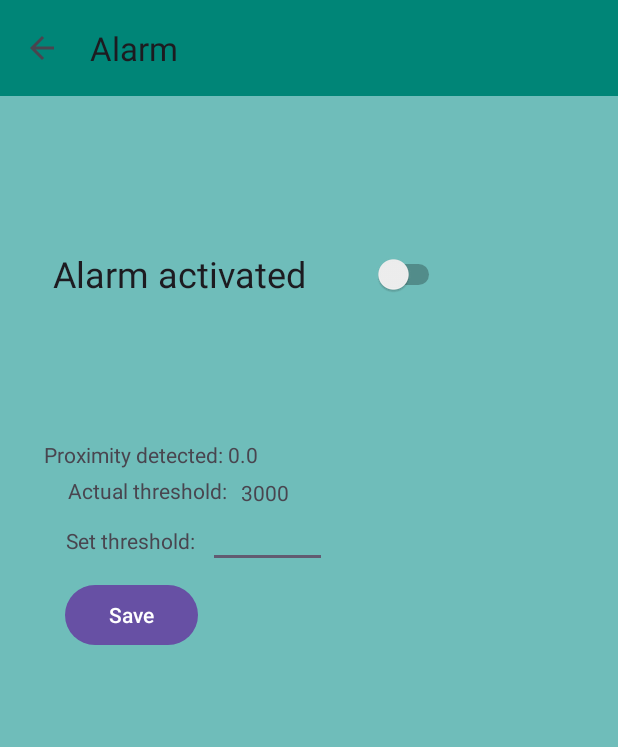
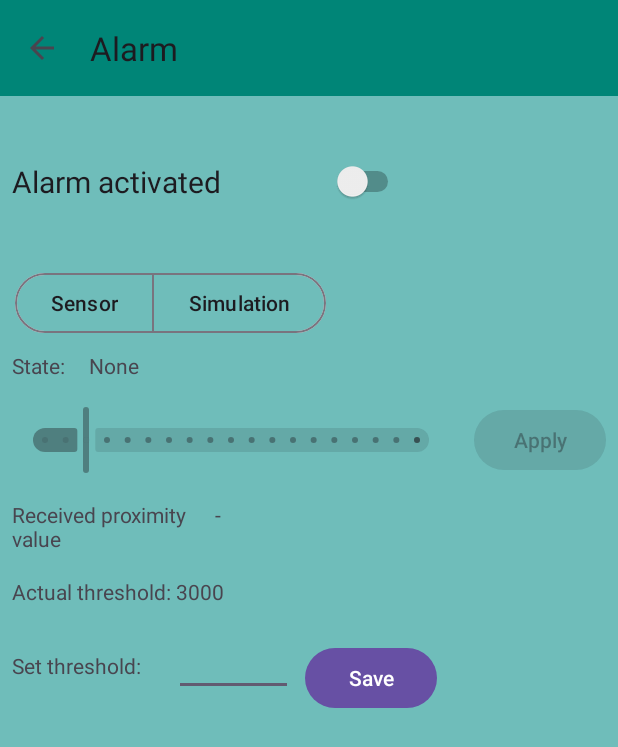
Before and after one commit to GN25/IOT, an Android app: the ProximityActivity screen opened directly, with no data from a screen before it, on a phone screen of 412 x 824 dp. Shown: the top 747 px of the screen. Run offline under Robolectric (Android 15) with nearby library versions, the light colour scheme and no system bars; libraries missing offline, so code that uses them is left out: org.eclipse.paho.

Commit message:
App 1.2: ProximityActivity v2

```diff
--- a/app/src/main/java/com/example/iot/ProximityActivity.java
+++ b/app/src/main/java/com/example/iot/ProximityActivity.java
@@ -19,6 +19,7 @@ import android.os.Bundle;
 import android.os.Handler;
 import android.os.Looper;
 
+import android.util.Log;
 import android.view.View;
 import android.widget.Button;
 import android.widget.CompoundButton;
@@ -27,19 +28,25 @@ import android.widget.Switch;
 import android.widget.TextView;
 import android.widget.Toast;
 
+import com.google.android.material.button.MaterialButtonToggleGroup;
+import com.google.android.material.slider.Slider;
+
 public class ProximityActivity extends AppCompatActivity {
 
     private static final String PREF_NAME = "AlarmPrefs";
     private static final String KEY_SWITCH_STATE = "switchState";
 
+    private static final String STATE_SENSING = "Sensing";
+    private static final String STATE_SIMULATING = "Simulating";
+
     private Switch switchAlarm;
     private SharedPreferences sharedPreferences;
-    private TextView tx_prox;
+
 
     private TextView tv_proxThreshold;
     private Button bt_saveProx;
     private EditText editText_proxThreshold;
-    private int actual_proxThreshold;
+
 
 
     private boolean notified = false;
@@ -47,6 +54,15 @@ public class ProximityActivity extends AppCompatActivity {
 
     private Handler handler;
     private final int INTERVAL = 5000;
+
+    private Slider sliderSimulation;
+    private Button btApplySimulation;
+    private TextView tvState;
+    private TextView tvReceivedProximity;
+    private float prox_threshold;
+    private float proxValue;
+    private boolean isSensing;
+    private boolean isSimulating;
 
     @Override
     protected void onCreate(Bundle savedInstanceState) {
@@ -62,19 +78,77 @@ public class ProximityActivity extends AppCompatActivity {
         if (actionBar != null) {
             actionBar.setDisplayHomeAsUpEnabled(true);
         }
+        tvState=findViewById(R.id.tvStateValue);
+        sliderSimulation=findViewById(R.id.sliderProx);
+        btApplySimulation=findViewById(R.id.btApplySimulation);
+        tvReceivedProximity=findViewById(R.id.tvReceivedProxValue);
+
+        btApplySimulation.setEnabled(false);
+        sliderSimulation.setEnabled(false);
+        prox_threshold= 3000;
+        proxValue=2999;
+        tvState.setText("None");
+        tvReceivedProximity.setText("-");
 
         switchAlarm = findViewById(R.id.switchAlarm);
         sharedPreferences = getSharedPreferences(PREF_NAME, Context.MODE_PRIVATE);
-        tx_prox = findViewById(R.id.tx_prox);
+
         tv_proxThreshold=findViewById(R.id.tv_actualThresholdValue);
         editText_proxThreshold=findViewById(R.id.editTextProximityThreshold);
         bt_saveProx=findViewById(R.id.bt_saveProximityThreshold);
-        actual_proxThreshold=3000;
+
+
+        MaterialButtonToggleGroup toggleButtonTempMode = findViewById(R.id.toggleButtonProxAutomation);
+
+        toggleButtonTempMode.addOnButtonCheckedListener(new MaterialButtonToggleGroup.OnButtonCheckedListener() {
+            @Override
+            public void onButtonChecked(MaterialButtonToggleGroup group, int checkedId, boolean isChecked) {
+                if (isChecked) {
+                    if (checkedId == R.id.btSensor) {
+                        tvReceivedProximity.setText(utils.temp_value_received+"");
+                        tvState.setText(STATE_SENSING);
+                        btApplySimulation.setEnabled(false);
+                        sliderSimulation.setEnabled(false);
+                        isSensing=true;
+                        isSimulating=false;
+                        startRepeatingTask();
+
+                    } else if (checkedId == R.id.btSimulation) {
+                        tvReceivedProximity.setText("-");
+                        tvState.setText(STATE_SIMULATING);
+                        btApplySimulation.setEnabled(true);
+                        sliderSimulation.setEnabled(true);
+                        isSensing=false;
+                        isSimulating=true;
+                        startRepeatingTask();
+                    }
+
+
+                } else {
+                    tvState.setText("None");
+                    btApplySimulation.setEnabled(false);
+                    sliderSimulation.setEnabled(false);
+                    isSensing=false;
+                    isSimulating=false;
+                    tvReceivedProximity.setText("-");
+                    stopRepeatingTask();
+                }
+            }
+        });
+        btApplySimulation.setOnClickListener(new View.OnClickListener() {
+            @Override
+            public void onClick(View v) {
+                proxValue= sliderSimulation.getValue();
+                tvReceivedProximity.setText(proxValue+"");
+            }
+        });
+
+
         bt_saveProx.setOnClickListener(new View.OnClickListener() {
             @Override
             public void onClick(View v) {
                 String newValue=String.valueOf(editText_proxThreshold.getText());
-               actual_proxThreshold= Integer.parseInt(newValue);
+               prox_threshold= Integer.parseInt(newValue);
                tv_proxThreshold.setText(newValue);
             }
         });
@@ -103,8 +177,16 @@ public class ProximityActivity extends AppCompatActivity {
     private Runnable runnable = new Runnable() {
         @Override
         public void run() {
+            if(isSensing){
+               proxValue = utils.prox_value_received;
+                tvReceivedProximity.setText(proxValue+"");
+                checkProximity();
+            }else if(isSimulating){
+                checkProximity();
 
-            checkProximity();
+            }else{
+                tvReceivedProximity.setText("-");
+            }
             handler.postDelayed(this, INTERVAL);
         }
     };
@@ -116,16 +198,15 @@ public class ProximityActivity extends AppCompatActivity {
         handler.removeCallbacks(runnable);
     }
     private void checkProximity() {
-        tx_prox.setText("Proximity detected: " + utils.prox_value_received);
 
-        Float value = utils.prox_value_received;
         if (switchAlarm.isChecked()) {
-            if (value > actual_proxThreshold) {
-                if (!notified) {
-                    System.out.println("ALARMA: " + value);
+            if (proxValue > prox_threshold) {
+                Log.i("Prox control",proxValue +">"+ prox_threshold);
+                //if (!notified) {
+                    //System.out.println("ALARMA: " + proxValue);
                     handleAlarmDetected();
                     notified = true;
-                }
+                //}
 
             }
         }
--- /dev/null
+++ b/app/src/main/res/layout/fragment_sensor_simulation_proximity.xml
@@ -0,0 +1,101 @@
+<?xml version="1.0" encoding="utf-8"?>
+<LinearLayout xmlns:android="http://schemas.android.com/apk/res/android"
+    android:layout_width="match_parent"
+    android:layout_height="wrap_content"
+    xmlns:app="http://schemas.android.com/apk/res-auto"
+    android:orientation="vertical">
+    <!-- fragment_toggle_slider.xml -->
+    <com.google.android.material.button.MaterialButtonToggleGroup
+        android:id="@+id/toggleButtonProxAutomation"
+        android:layout_width="wrap_content"
+        android:layout_height="wrap_content"
+        android:layout_marginLeft="10dp"
+        app:singleSelection="true">
+
+        <Button
+            android:id="@+id/btSensor"
+            style="?attr/materialButtonOutlinedStyle"
+            android:layout_width="wrap_content"
+            android:layout_height="wrap_content"
+            android:text="Sensor" />
+
+        <Button
+            android:id="@+id/btSimulation"
+            style="?attr/materialButtonOutlinedStyle"
+            android:layout_width="wrap_content"
+            android:layout_height="wrap_content"
+            android:text="Simulation" />
+    </com.google.android.material.button.MaterialButtonToggleGroup>
+
+    <!-- State TextViews -->
+    <LinearLayout
+        android:layout_width="match_parent"
+        android:layout_height="wrap_content"
+        android:orientation="horizontal">
+
+        <TextView
+            android:id="@+id/tvStateLabel"
+            android:layout_width="wrap_content"
+            android:layout_height="wrap_content"
+            android:text="State:"
+            android:layout_margin="8dp"/>
+
+        <TextView
+            android:id="@+id/tvStateValue"
+            android:layout_width="wrap_content"
+            android:layout_height="wrap_content"
+            android:text="Sensing"
+            android:layout_margin="8dp"/>
+    </LinearLayout>
+
+    <!-- Slider and Button -->
+    <LinearLayout
+        android:layout_width="match_parent"
+        android:layout_height="wrap_content"
+        android:orientation="horizontal">
+
+        <com.google.android.material.slider.Slider
+            android:id="@+id/sliderProx"
+            android:layout_width="0dp"
+            android:layout_height="44dp"
+            android:layout_centerInParent="true"
+            android:layout_margin="8dp"
+            android:layout_weight="1"
+            android:stepSize="500"
+            android:value="2000"
+            android:valueFrom="1000"
+            android:valueTo="10000" />
+
+        <Button
+            android:id="@+id/btApplySimulation"
+            android:layout_width="wrap_content"
+            android:layout_height="wrap_content"
+            android:layout_margin="8dp"
+            android:text="Apply" />
+    </LinearLayout>
+
+
+    <!-- Received Lux -->
+    <LinearLayout
+        android:layout_width="match_parent"
+        android:layout_height="wrap_content"
+        android:orientation="horizontal">
+
+        <TextView
+            android:id="@+id/tvReceivedProxLabel"
+            android:layout_width="119dp"
+            android:layout_height="wrap_content"
+            android:layout_margin="8dp"
+            android:text="Received proximity value" />
+
+        <TextView
+            android:id="@+id/tvReceivedProxValue"
+            android:layout_width="wrap_content"
+            android:layout_height="wrap_content"
+            android:layout_margin="8dp"
+            android:text="3000" />
+
+    </LinearLayout>
+
+
+</LinearLayout>
--- a/app/src/main/res/layout/proximity_activity.xml
+++ b/app/src/main/res/layout/proximity_activity.xml
@@ -1,96 +1,70 @@
-<?xml version="1.0" encoding="utf-8"?>
-<RelativeLayout xmlns:android="http://schemas.android.com/apk/res/android"
-    xmlns:tools="http://schemas.android.com/tools"
+<LinearLayout xmlns:android="http://schemas.android.com/apk/res/android"
     android:layout_width="match_parent"
     android:layout_height="match_parent"
-    tools:context=".ProximityActivity"
+    xmlns:tools="http://schemas.android.com/tools"
+    android:orientation="vertical"
     android:background="#9912988C">
 
     <androidx.appcompat.widget.Toolbar
         android:id="@+id/toolbar"
         android:layout_width="match_parent"
         android:layout_height="?attr/actionBarSize"
-        android:background="#008577"/>
+        android:background="#008577" />
 
     <Switch
         android:id="@+id/switchAlarm"
         android:layout_width="261dp"
         android:layout_height="98dp"
-        android:layout_alignParentStart="true"
-        android:layout_alignParentTop="true"
-        android:layout_alignParentEnd="true"
-        android:layout_alignParentBottom="true"
-        android:layout_marginStart="35dp"
-        android:layout_marginTop="87dp"
-        android:layout_marginEnd="115dp"
-        android:layout_marginBottom="546dp"
         android:checked="false"
         android:text="Alarm activated"
-        android:textSize="24sp"
+        android:layout_margin="8dp"
+        android:textSize="20sp"
         tools:ignore="UseSwitchCompatOrMaterialXml" />
 
+    <include layout="@layout/fragment_sensor_simulation_proximity" />
 
-    <TextView
-        android:id="@+id/tx_prox"
-        android:layout_width="wrap_content"
+
+
+    <LinearLayout
+        android:layout_width="match_parent"
         android:layout_height="wrap_content"
-        android:layout_alignParentEnd="true"
-        android:layout_alignParentBottom="true"
-        android:layout_marginEnd="240dp"
-        android:layout_marginBottom="511dp"
-        android:text="Proximity detected: " />
-
+        android:layout_margin="8dp">
         <TextView
             android:id="@+id/tv_actualThresholdLabel"
             android:layout_width="wrap_content"
             android:layout_height="wrap_content"
-        android:layout_alignParentEnd="true"
-        android:layout_alignParentBottom="true"
-        android:layout_marginEnd="257dp"
-        android:layout_marginBottom="487dp"
             android:text="Actual threshold: " />
 
         <TextView
             android:id="@+id/tv_actualThresholdValue"
             android:layout_width="152dp"
             android:layout_height="wrap_content"
-        android:layout_alignParentEnd="true"
-        android:layout_alignParentBottom="true"
-        android:layout_marginEnd="99dp"
-        android:layout_marginBottom="486dp"
             android:text="3000" />
+    </LinearLayout>
 
+    <LinearLayout
+        android:layout_width="match_parent"
+        android:layout_height="wrap_content"
+        android:layout_margin="8dp">
         <TextView
             android:id="@+id/tv_setThreshold"
             android:layout_width="108dp"
             android:layout_height="wrap_content"
-        android:layout_alignParentEnd="true"
-        android:layout_alignParentBottom="true"
-        android:layout_marginEnd="260dp"
-        android:layout_marginBottom="454dp"
             android:text="Set threshold: " />
-
 
         <EditText
             android:id="@+id/editTextProximityThreshold"
             android:layout_width="79dp"
             android:layout_height="wrap_content"
-        android:layout_alignParentEnd="true"
-        android:layout_alignParentBottom="true"
-        android:layout_marginEnd="194dp"
-        android:layout_marginBottom="445dp"
             android:textSize="14sp" />
 
         <Button
             android:id="@+id/bt_saveProximityThreshold"
             android:layout_width="wrap_content"
             android:layout_height="wrap_content"
-        android:layout_alignParentStart="true"
-        android:layout_alignParentEnd="true"
-        android:layout_alignParentBottom="true"
-        android:layout_marginStart="43dp"
-        android:layout_marginEnd="280dp"
-        android:layout_marginBottom="390dp"
+            android:layout_margin="8dp"
             android:text="Save" />
+    </LinearLayout>
 
-</RelativeLayout>
+
+</LinearLayout>
```
Lines whose indentation alone changed are shown as unchanged.
